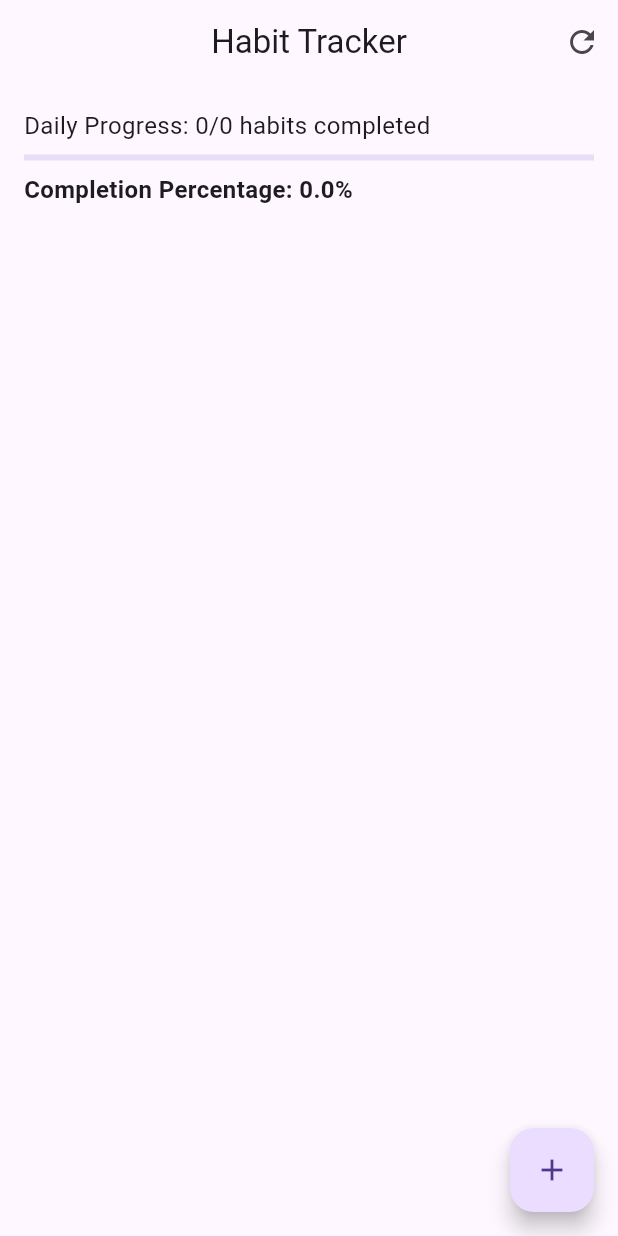
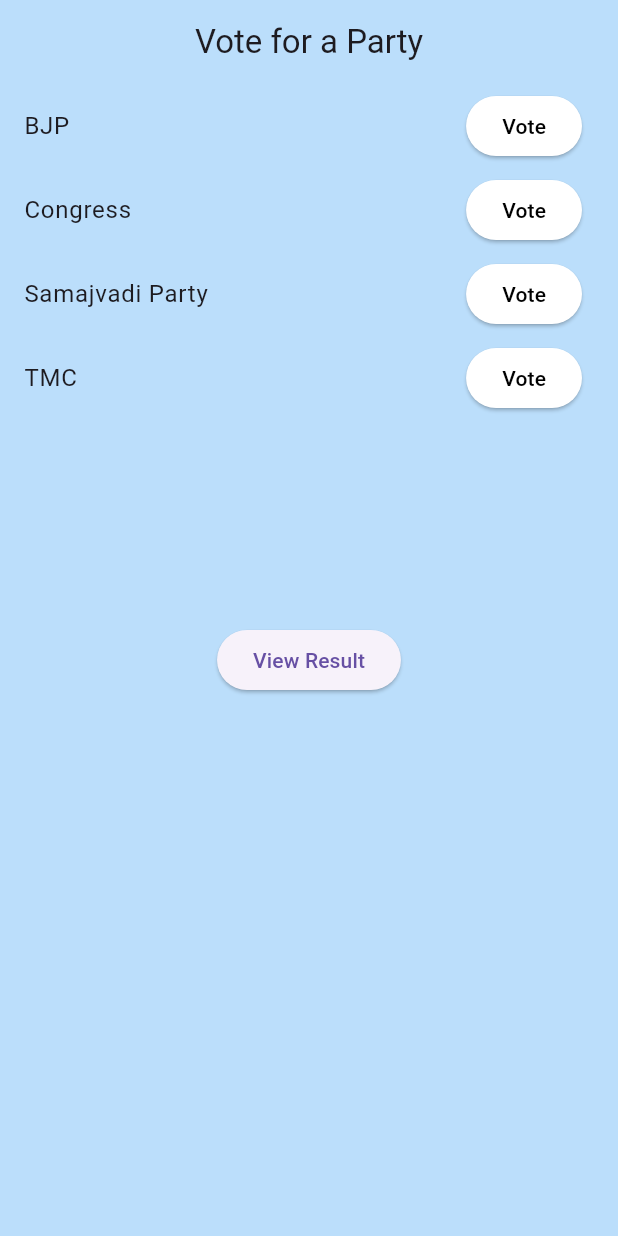
Before and after one commit to samay-shxrma/Habit-Tracker-App, a Flutter app: the screen it shows after launch, on a phone screen of 412 x 824 dp. Run offline on Flutter 3.47's test engine with Material 3 defaults, Android fonts, the phone set to English and light mode, and no system bars.

Commit message:
Final Commit

```diff
--- a/lib/Model/habit_model.dart
+++ /dev/null
@@ -1,7 +0,0 @@
-class Habit {
-  final String id;
-  final String title;
-  bool isCompleted;
-
-  Habit({required this.id, required this.title, this.isCompleted = false});
-}
--- /dev/null
+++ b/lib/Model/model.dart
@@ -0,0 +1,11 @@
+class Candidate {
+  final String id;
+  final String name;
+  int votes;
+
+  Candidate({
+    required this.id,
+    required this.name,
+    this.votes = 0
+  });
+}
--- a/lib/Provider/habit_provider.dart
+++ /dev/null
@@ -1,45 +0,0 @@
-import 'package:flutter/material.dart';
-import 'package:myapp/Model/habit_model.dart';
-
-class HabitProvider with ChangeNotifier {
-  final List<Habit> _habits = [];
-  List<Habit> get habits => _habits;
-  int get totalHabit => _habits.length;
-  //getter to calculate how many habits have been completed
-  int get completeHabits => _habits.where((habit) => habit.isCompleted).length;
-  //calculate the percentage
-  double get completionPercentage {
-    if (totalHabit == 0) return 0;
-    return (completeHabits / totalHabit) * 100;
-  }
-
-  //method to  add a new habit
-  void addHabit(String title) {
-    final newHabit = Habit(id: DateTime.now().toString(), title: title);
-    _habits.add(newHabit);
-    notifyListeners();
-  }
-
-  //method to toggle
-  void toggleHabit(String id) {
-    final index = _habits.indexWhere((habit) => habit.id == id);
-    if (index != 1) {
-      _habits[index].isCompleted = !_habits[index].isCompleted;
-      notifyListeners();
-    }
-  }
-
-  //to reset
-  void resetHabits() {
-    for (var habit in _habits) {
-      habit.isCompleted = false;
-    }
-    notifyListeners();
-  }
-
-  //not delete the items
-  void removeHabit(String id) {
-    _habits.removeWhere((tx) => tx.id == id);
-    notifyListeners();
-  }
-}
--- /dev/null
+++ b/lib/Provider/voting_provider.dart
@@ -0,0 +1,51 @@
+import 'dart:async';
+
+import 'package:flutter/material.dart';
+import 'package:myapp/Model/model.dart';
+
+class VotingProvider extends ChangeNotifier {
+  List<Candidate> _candidates = [
+    Candidate(id: "1", name: "BJP"),
+    Candidate(id: "2", name: "Congress"),
+    Candidate(id: "3", name: "Samajvadi Party"),
+    Candidate(id: "4", name: "TMC"),
+  ];
+  String? selectedCandidateId;
+  List<Candidate> get candidates => _candidates;
+
+  void vote(String candidateId) {
+    _candidates =
+        _candidates.map((candidate) {
+          if (candidate.id == candidateId) {
+            candidate.votes++;
+            return candidate;
+          } else {
+            return candidate;
+          }
+        }).toList();
+
+    selectedCandidateId = candidateId;
+    notifyListeners();
+
+    Timer(const Duration(seconds: 1), () {
+      selectedCandidateId = null;
+      notifyListeners();
+    });
+  }
+
+  bool get isTie {
+    if (candidates.isEmpty) {
+      return false;
+    }
+    final maxVotes = candidates.map((c) => c.votes).reduce((a, b) => a > b ? a : b);
+    return candidates.where((c) => c.votes == maxVotes).length > 1;
+  }
+
+  List<Candidate> get winners {
+    if (candidates.isEmpty) {
+      return [];
+    }
+    final maxVotes = candidates.map((c) => c.votes).reduce((a, b) => a > b ? a : b);
+    return candidates.where((c) => c.votes == maxVotes).toList();
+  }
+}
--- a/lib/Screen/habit_list.dart
+++ /dev/null
@@ -1,108 +0,0 @@
-import 'package:flutter/material.dart';
-import 'package:myapp/Provider/habit_provider.dart';
-import 'package:provider/provider.dart';
-
-class HomeScreen extends StatefulWidget {
-  const HomeScreen({super.key});
-
-  @override
-  State<HomeScreen> createState() => _HomeScreenState();
-}
-
-class _HomeScreenState extends State<HomeScreen> {
-  @override
-  Widget build(BuildContext context) {
-    final habitProvider = Provider.of<HabitProvider>(context);
-
-    return Scaffold(
-      appBar: AppBar(
-        centerTitle: true,
-        title: Text("Habit Tracker"),
-        actions: [
-          IconButton(
-            onPressed: () {
-              Provider.of<HabitProvider>(context, listen: false).resetHabits();
-            },
-            icon: Icon(Icons.refresh),
-          ),
-        ],
-      ),
-      body: Column(
-        children: [
-          Padding(
-            padding: const EdgeInsets.all(16.0),
-            child: Column(
-              crossAxisAlignment: CrossAxisAlignment.start,
-              children: [
-                Text(
-                  'Daily Progress: ${habitProvider.completeHabits}/${habitProvider.totalHabit} habits completed',
-                  style: TextStyle(fontSize: 16),
-                ),
-                SizedBox(height: 8),
-                LinearProgressIndicator(value: habitProvider.totalHabit > 0 ? habitProvider.completeHabits / habitProvider.totalHabit : 0),
-                SizedBox(height: 8),
-                Text(
-                  'Completion Percentage: ${habitProvider.completionPercentage.toStringAsFixed(1)}%',
-                  style: TextStyle(fontSize: 16, fontWeight: FontWeight.bold),
-                ),
-              ],
-            ),
-          ),
-          //Habit List Section
-          Expanded(
-            child: ListView.builder(
-              itemCount: habitProvider.habits.length,
-              itemBuilder: (context, index) {
-                final habit = habitProvider.habits[index];
-                return GestureDetector(
-                  onLongPress: () {
-                    habitProvider.removeHabit(habit.id);
-                  },
-                  child: ListTile(
-                    title: Text(habit.title),
-                    trailing: Checkbox(value: habit.isCompleted, onChanged: (_)=> habitProvider.toggleHabit(habit.id)),
-                  ),
-                );
-              },
-            ),
-          ),
-        ],
-      ),
-
-      //Floating Action Button to add new habits
-      floatingActionButton: FloatingActionButton(
-        onPressed: () {
-          showDialog(
-            context: context,
-            builder: (context) {
-              String newHabitTitle = '';
-              return AlertDialog(
-                title: const Text('Add Habit'),
-                content: TextField(
-                  onChanged: (value) => newHabitTitle = value,
-                  decoration: const InputDecoration(hintText: 'Habit Title'),
-                ),
-                actions: [
-                  TextButton(
-                    onPressed: () => Navigator.of(context).pop(),
-                    child: const Text('Cancel'),
-                  ),
-                  TextButton(
-                    onPressed: () {
-                      if (newHabitTitle.isNotEmpty) {
-                        habitProvider.addHabit(newHabitTitle);
-                        Navigator.of(context).pop();
-                      }
-                    },
-                    child: const Text('Add'),
-                  ),
-                ],
-              );
-            },
-          );
-        },
-        child: const Icon(Icons.add),
-      ),
-    );
-  }
-}
--- /dev/null
+++ b/lib/Screen/voting_screen.dart
@@ -0,0 +1,67 @@
+import 'package:flutter/material.dart';
+import 'package:myapp/Provider/voting_provider.dart';
+import 'package:myapp/Screen/result_screen.dart';
+import 'package:provider/provider.dart';
+
+class VotingScreen extends StatefulWidget {
+  const VotingScreen({super.key});
+
+  @override
+  State<VotingScreen> createState() => _VotingScreenState();
+}
+
+class _VotingScreenState extends State<VotingScreen> {
+  @override
+  Widget build(BuildContext context) {
+    final votingProvider = Provider.of<VotingProvider>(context);
+    return Scaffold(
+      backgroundColor: Colors.blue[100],
+      appBar: AppBar(
+        centerTitle: true,
+        title: Text('Vote for a Party'),
+        backgroundColor: Colors.blue[100],
+      ),
+      body: Column(
+        children: [
+          Expanded(
+            child: ListView.builder(
+              itemCount: votingProvider.candidates.length,
+              itemBuilder: (context, index) {
+                final candidate = votingProvider.candidates[index];
+                final isVote =
+                    votingProvider.selectedCandidateId == candidate.id;
+                return ListTile(
+                  title: Text(candidate.name),
+                  trailing: ElevatedButton(
+                    onPressed: () {
+                      votingProvider.vote(candidate.id);
+                    },
+                    style: ElevatedButton.styleFrom(
+                      backgroundColor: isVote ? Colors.green : Colors.white,
+                    ),
+                    child: Text(
+                      'Vote',
+                      style: TextStyle(
+                        color: isVote ? Colors.white : Colors.black,
+                      ),
+                    ),
+                  ),
+                );
+              },
+            ),
+          ),
+          ElevatedButton(
+            onPressed: () {
+              Navigator.push(
+                context,
+                MaterialPageRoute(builder: (context) => ResultScreen()),
+              );
+            },
+            child: Text("View Result"),
+          ),
+          const Spacer(),
+        ],
+      ),
+    );
+  }
+}
--- a/lib/main.dart
+++ b/lib/main.dart
@@ -1,6 +1,7 @@
 import 'package:flutter/material.dart';
-import 'package:myapp/Provider/habit_provider.dart';
-import 'package:myapp/Screen/habit_list.dart';
+import 'package:myapp/Provider/voting_provider.dart';
+import 'package:myapp/Screen/voting_screen.dart';
+
 import 'package:provider/provider.dart';
 
 void main() {
@@ -17,12 +18,10 @@ class MyApp extends StatefulWidget {
 class _MyAppState extends State<MyApp> {
   @override
   Widget build(BuildContext context) {
-    return MultiProvider(
-      providers: [
-        ChangeNotifierProvider(create: (_)=> HabitProvider())
-      ],
+    return ChangeNotifierProvider(
+      create: (context)=> VotingProvider(),
       child: const MaterialApp(
-        home: const HomeScreen(),
+        home: const VotingScreen(),
       ),
     );
   }
```
Also changed, not shown: lib/Screen/result_screen.dart (added, +58 -0 lines).
